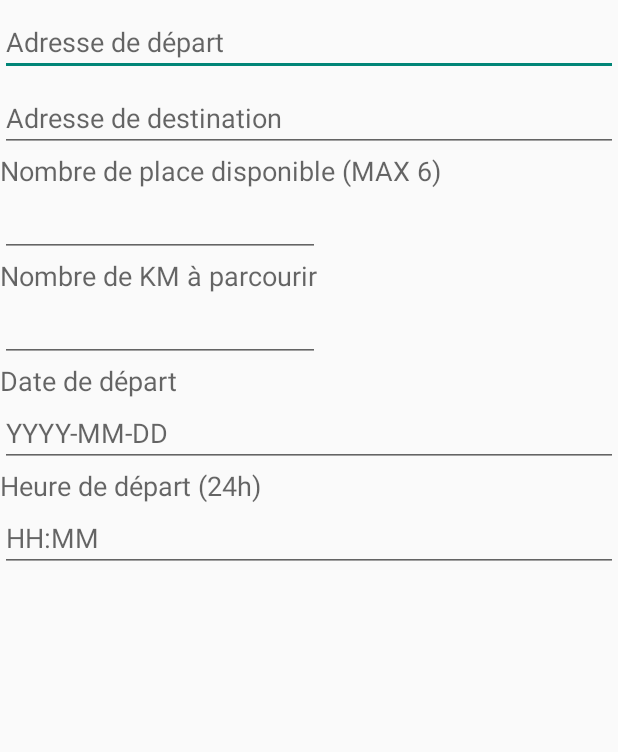
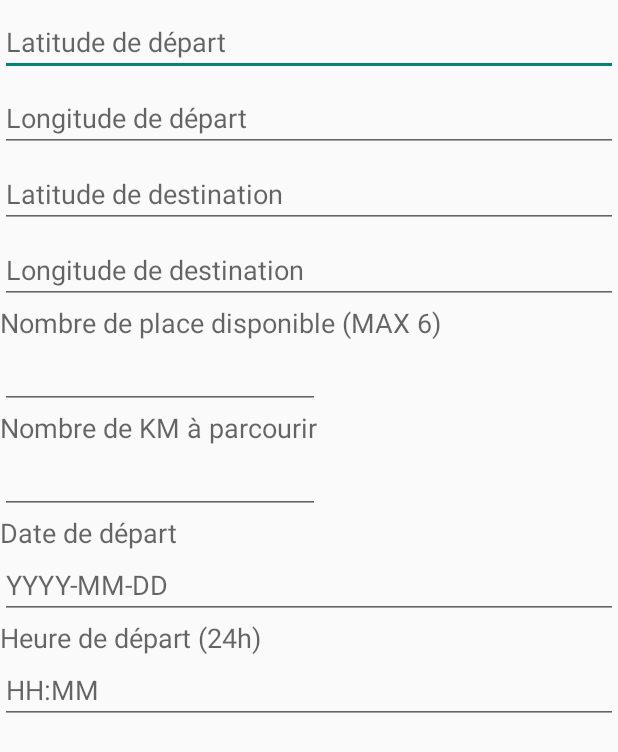
Before and after one commit to JonathanLavoie/CoCar, an Android app: the layout recherche_conducteur.xml on its own in the app's theme, with its tools: preview values and no code run, on a phone screen of 412 x 824 dp. Shown: the top 752 px of the screen. Run offline under Robolectric (Android 15) with nearby library versions, the phone set to English and light mode, and no system bars.

Commit message:
Convection d'adresse vers coordonnee phase 1

```diff
--- a/app/src/main/res/layout/recherche_conducteur.xml
+++ b/app/src/main/res/layout/recherche_conducteur.xml
@@ -11,7 +11,16 @@
         android:ems="10"
         android:id="@+id/txtDepartC"
         android:layout_marginTop="5dp"
-        android:hint="@string/txt_depart" />
+        android:hint="@string/txt_latDepart" />
+
+    <EditText
+        android:layout_width="match_parent"
+        android:layout_height="wrap_content"
+        android:inputType="text"
+        android:ems="10"
+        android:id="@+id/txtDepartCLong"
+        android:layout_marginTop="5dp"
+        android:hint="@string/txt_longDepart" />
 
     <EditText
         android:layout_width="match_parent"
@@ -20,7 +29,16 @@
         android:ems="10"
         android:id="@+id/txtDestinationC"
         android:layout_marginTop="5dp"
-        android:hint="@string/txt_destination"/>
+        android:hint="@string/txt_latDestination"/>
+
+    <EditText
+        android:layout_width="match_parent"
+        android:layout_height="wrap_content"
+        android:inputType="text"
+        android:ems="10"
+        android:id="@+id/txtDestinationCLong"
+        android:layout_marginTop="5dp"
+        android:hint="@string/txt_longDestination" />
 
     <TextView
         android:layout_width="wrap_content"
--- a/app/src/main/res/values/strings.xml
+++ b/app/src/main/res/values/strings.xml
@@ -20,8 +20,10 @@
     <string name="title_activity_inscription">Inscription</string>
     <string name="btn_Inscription">S\'inscrire</string>
     <string name="txt_Email">Email</string>
-    <string name="txt_depart">Adresse de départ</string>
-    <string name="txt_destination">Adresse de destination</string>
+    <string name="txt_longDepart">Longitude de départ</string>
+    <string name="txt_latDepart">Latitude de départ</string>
+    <string name="txt_longDestination">Longitude de destination</string>
+    <string name="txt_latDestination">Latitude de destination</string>
     <string name="hint_nom">Prénom et Nom</string>
     <string name="hint_Address">Votre adresse</string>
     <string name="title_activity_search">searchActivity</string>
```
Also changed, not shown: app/src/main/java/com/jg/jl/tpmobile/cocar/cocar/rechercher_fragment.java (+31 -19 lines), app/src/main/res/layout/recherche_passager.xml (+20 -2 lines), 2 other files.
